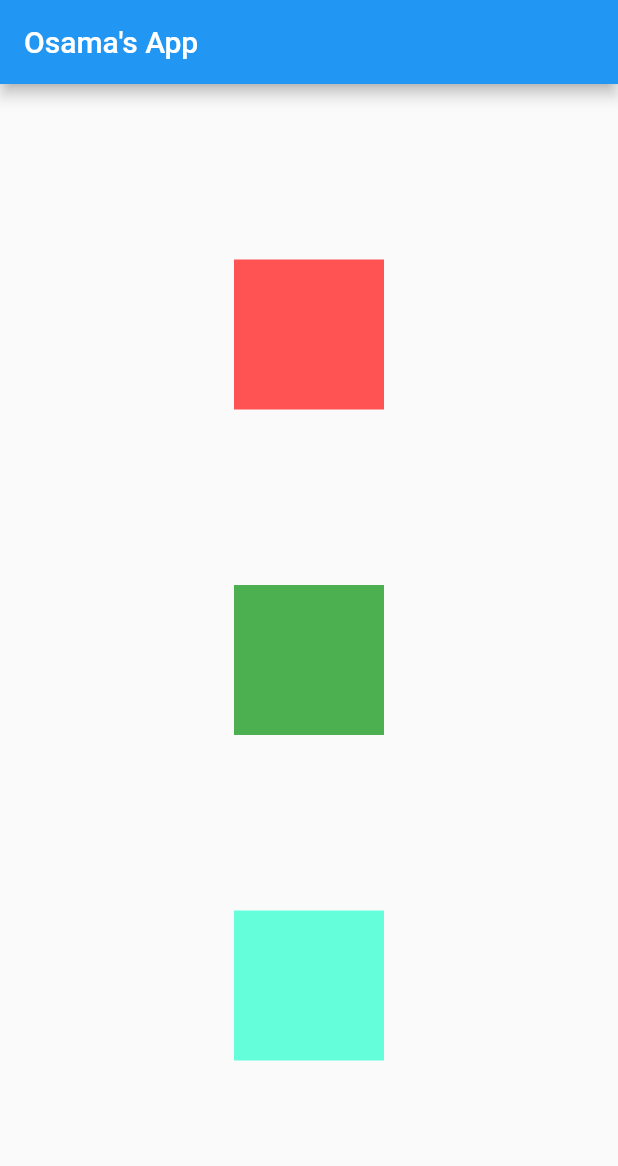
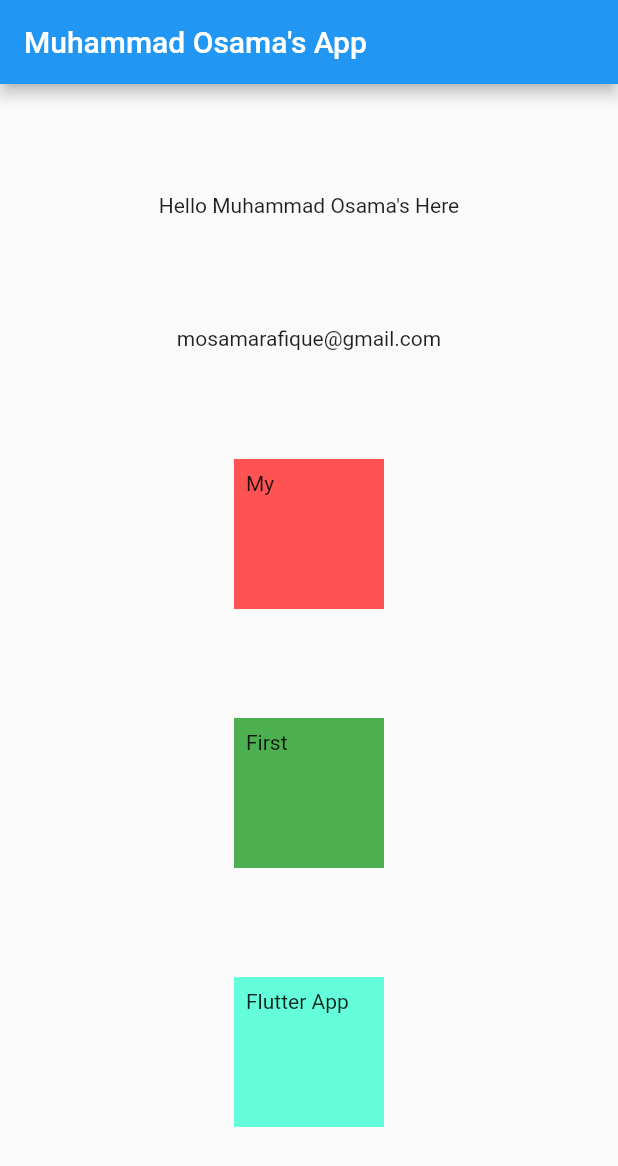
Before and after one commit to Muhammad-Osama-Qureshi/FlutterFirstapp, a Flutter app: the screen it shows after launch, on a phone screen of 412 x 824 dp. Shown: the top 1166 px of the screen. Run offline on Flutter 3.47's test engine with Material 2 defaults, Android fonts, the phone set to English and light mode, and no system bars.

Commit message:
adding mail

```diff
--- a/lib/main.dart
+++ b/lib/main.dart
@@ -2,7 +2,7 @@ import 'package:flutter/material.dart';
 
 void main() {
   runApp(MaterialApp(
-    title: "Osama's App",
+    title: "Muhammad Osama App",
     home: HomePage(),
   ));
 }
@@ -11,23 +11,28 @@ class HomePage extends StatelessWidget {
   @override
   Widget build(BuildContext context) {
     return Scaffold(
-        appBar: AppBar(title: Text("Osama's App ")),
+        appBar: AppBar(title: Text("Muhammad Osama's App ")),
         body: Center(
           child: Column(
             mainAxisAlignment: MainAxisAlignment.spaceEvenly,
             children: [
+              Text("Hello Muhammad Osama's Here"),
+              Text("mosamarafique@gmail.com"),
               Container(
+                child: Text("My"),
                 padding: const EdgeInsets.all(8),
                 width: 100,
                 height: 100,
                 color: Colors.redAccent,
               ),
               Container(
+                  child: Text("First"),
                   padding: const EdgeInsets.all(8),
                   width: 100,
                   height: 100,
                   color: Colors.green),
               Container(
+                child: Text("Flutter App"),
                 padding: const EdgeInsets.all(8),
                 width: 100,
                 height: 100,
```
